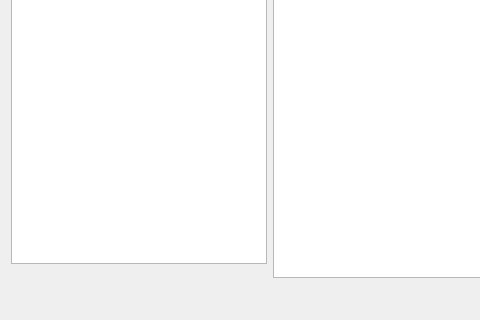
pbek/QOwnNotes, file src/dialogs/localtrashdialog.ui: the form before one commit; both pictures show x 0 to 480 and y 338 to 658 of the 991 by 658 pixel window.
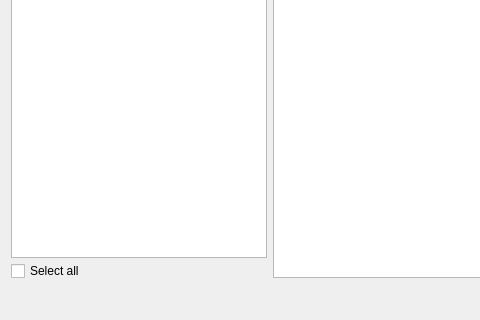
The form after the commit. Icons and pictures are not drawn. Custom widgets are drawn as their Qt base class.

Commit message: trashdialog: add bulk operations and polish preview header spacing

The edit to the form file:
```diff
--- a/src/dialogs/localtrashdialog.ui
+++ b/src/dialogs/localtrashdialog.ui
@@ -92,11 +92,44 @@
          </widget>
         </item>
         <item>
-         <widget class="QLabel" name="trashCountLabel">
-          <property name="text">
-           <string notr="true"/>
+         <layout class="QHBoxLayout" name="selectionLayout">
+          <property name="spacing">
+           <number>6</number>
           </property>
-         </widget>
+          <item>
+           <widget class="QCheckBox" name="selectAllCheckBox">
+            <property name="toolTip">
+             <string>Select or deselect all trashed notes in the list</string>
+            </property>
+            <property name="text">
+             <string>Select all</string>
+            </property>
+           </widget>
+          </item>
+          <item>
+           <spacer name="selectionSpacer">
+            <property name="orientation">
+             <enum>Qt::Horizontal</enum>
+            </property>
+            <property name="sizeHint" stdset="0">
+             <size>
+              <width>0</width>
+              <height>0</height>
+             </size>
+            </property>
+           </spacer>
+          </item>
+          <item>
+           <widget class="QLabel" name="trashCountLabel">
+            <property name="text">
+             <string notr="true"/>
+            </property>
+            <property name="alignment">
+             <set>Qt::AlignRight|Qt::AlignVCenter</set>
+            </property>
+           </widget>
+          </item>
+         </layout>
         </item>
        </layout>
       </widget>
```
The commit also changes 7 other files.
